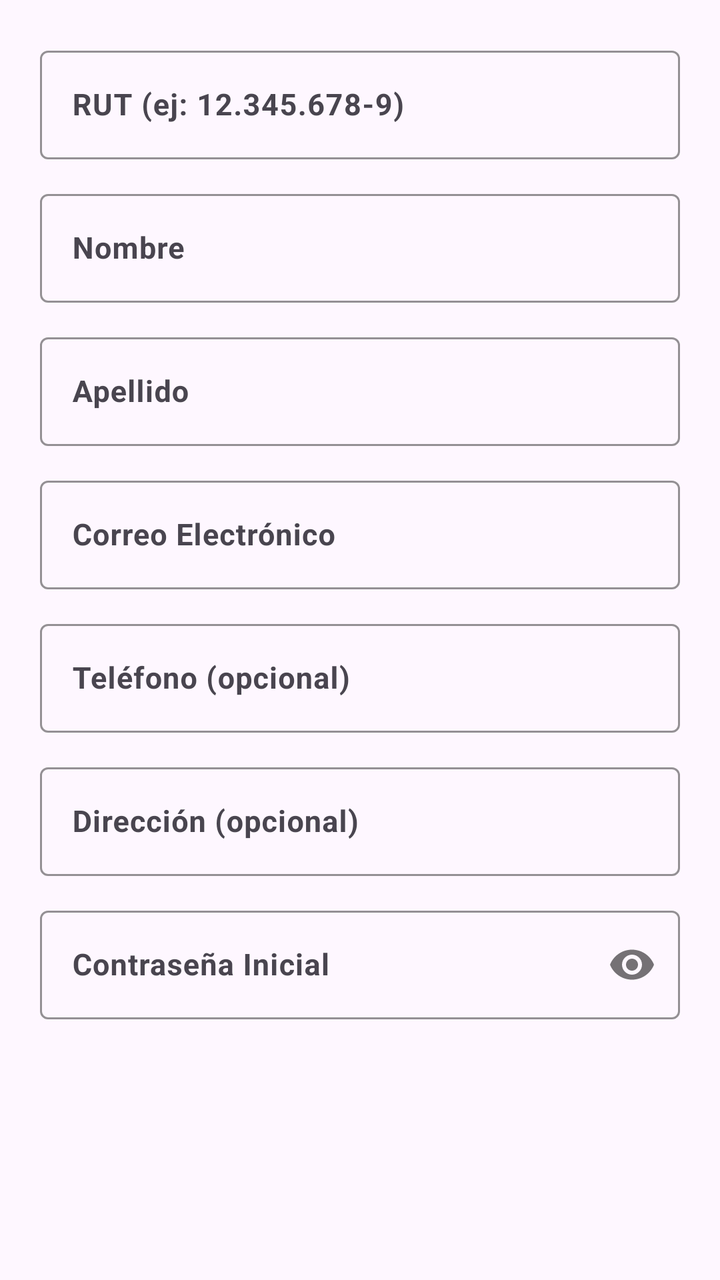
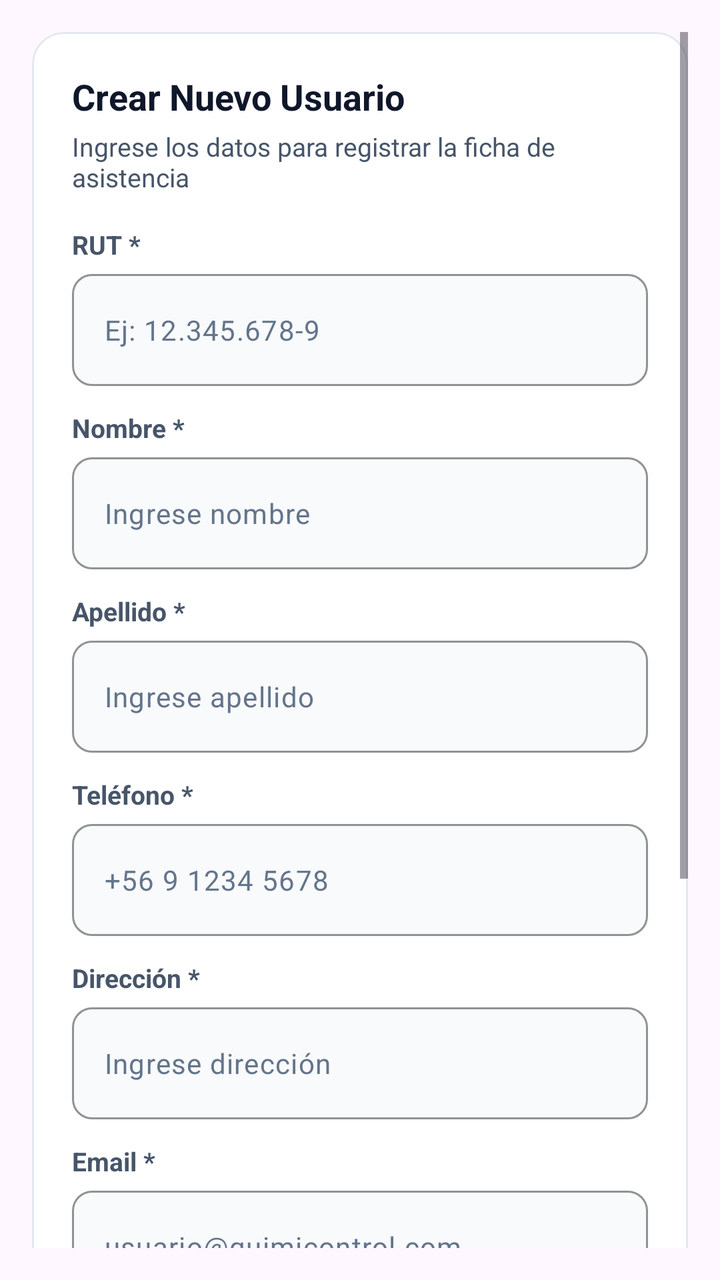

Before-and-after screenshots of an Android layout around one commit, followed by the original layout XML and the change that was made.
<!-- AndroidManifest.xml: application theme Theme.Attendancecontrolclientandroid -->
<!-- res/layout/dialog_add_user.xml -->
<?xml version="1.0" encoding="utf-8"?>
<ScrollView xmlns:android="http://schemas.android.com/apk/res/android"
    xmlns:app="http://schemas.android.com/apk/res-auto"
    android:layout_width="match_parent"
    android:layout_height="wrap_content"
    android:padding="20dp">

    <LinearLayout
        android:layout_width="match_parent"
        android:layout_height="wrap_content"
        android:orientation="vertical">

        <com.google.android.material.textfield.TextInputLayout
            android:id="@+id/tilRut"
            style="@style/Widget.Material3.TextInputLayout.OutlinedBox"
            android:layout_width="match_parent"
            android:layout_height="wrap_content"
            android:layout_marginBottom="12dp"
            app:boxStrokeColor="@color/primary"
            android:hint="RUT (ej: 12.345.678-9)">

            <com.google.android.material.textfield.TextInputEditText
                android:id="@+id/etRut"
                android:layout_width="match_parent"
                android:layout_height="wrap_content"
                android:textColor="@color/text_primary"
                android:textColorHint="@color/text_muted"
                android:textSize="15sp"
                android:textStyle="bold"
                android:inputType="text" />
        </com.google.android.material.textfield.TextInputLayout>

        <com.google.android.material.textfield.TextInputLayout
            android:id="@+id/tilName"
            style="@style/Widget.Material3.TextInputLayout.OutlinedBox"
            android:layout_width="match_parent"
            android:layout_height="wrap_content"
            android:layout_marginBottom="12dp"
            app:boxStrokeColor="@color/primary"
            android:hint="Nombre">

            <com.google.android.material.textfield.TextInputEditText
                android:id="@+id/etName"
                android:layout_width="match_parent"
                android:layout_height="wrap_content"
                android:textColor="@color/text_primary"
                android:textColorHint="@color/text_muted"
                android:textSize="15sp"
                android:textStyle="bold"
                android:inputType="textPersonName" />
        </com.google.android.material.textfield.TextInputLayout>

        <com.google.android.material.textfield.TextInputLayout
            android:id="@+id/tilLastName"
            style="@style/Widget.Material3.TextInputLayout.OutlinedBox"
            android:layout_width="match_parent"
            android:layout_height="wrap_content"
            android:layout_marginBottom="12dp"
            app:boxStrokeColor="@color/primary"
            android:hint="Apellido">

            <com.google.android.material.textfield.TextInputEditText
                android:id="@+id/etLastName"
                android:layout_width="match_parent"
                android:layout_height="wrap_content"
                android:textColor="@color/text_primary"
                android:textColorHint="@color/text_muted"
                android:textSize="15sp"
                android:textStyle="bold"
                android:inputType="textPersonName" />
        </com.google.android.material.textfield.TextInputLayout>

        <com.google.android.material.textfield.TextInputLayout
            android:id="@+id/tilEmail"
            style="@style/Widget.Material3.TextInputLayout.OutlinedBox"
            android:layout_width="match_parent"
            android:layout_height="wrap_content"
            android:layout_marginBottom="12dp"
            app:boxStrokeColor="@color/primary"
            android:hint="Correo Electrónico">

            <com.google.android.material.textfield.TextInputEditText
                android:id="@+id/etEmail"
                android:layout_width="match_parent"
                android:layout_height="wrap_content"
                android:textColor="@color/text_primary"
                android:textColorHint="@color/text_muted"
                android:textSize="15sp"
                android:textStyle="bold"
                android:inputType="textEmailAddress" />
        </com.google.android.material.textfield.TextInputLayout>

        <com.google.android.material.textfield.TextInputLayout
            android:id="@+id/tilPhone"
            style="@style/Widget.Material3.TextInputLayout.OutlinedBox"
            android:layout_width="match_parent"
            android:layout_height="wrap_content"
            android:layout_marginBottom="12dp"
            app:boxStrokeColor="@color/primary"
            android:hint="Teléfono (opcional)">

            <com.google.android.material.textfield.TextInputEditText
                android:id="@+id/etPhone"
                android:layout_width="match_parent"
                android:layout_height="wrap_content"
                android:textColor="@color/text_primary"
                android:textColorHint="@color/text_muted"
                android:textSize="15sp"
                android:textStyle="bold"
                android:inputType="phone" />
        </com.google.android.material.textfield.TextInputLayout>

        <com.google.android.material.textfield.TextInputLayout
            android:id="@+id/tilAddress"
            style="@style/Widget.Material3.TextInputLayout.OutlinedBox"
            android:layout_width="match_parent"
            android:layout_height="wrap_content"
            android:layout_marginBottom="12dp"
            app:boxStrokeColor="@color/primary"
            android:hint="Dirección (opcional)">

            <com.google.android.material.textfield.TextInputEditText
                android:id="@+id/etAddress"
                android:layout_width="match_parent"
                android:layout_height="wrap_content"
                android:textColor="@color/text_primary"
                android:textColorHint="@color/text_muted"
                android:textSize="15sp"
                android:textStyle="bold"
                android:inputType="textPostalAddress" />
        </com.google.android.material.textfield.TextInputLayout>

        <com.google.android.material.textfield.TextInputLayout
            android:id="@+id/tilPassword"
            style="@style/Widget.Material3.TextInputLayout.OutlinedBox"
            android:layout_width="match_parent"
            android:layout_height="wrap_content"
            app:boxStrokeColor="@color/primary"
            app:passwordToggleEnabled="true"
            android:hint="Contraseña Inicial">

            <com.google.android.material.textfield.TextInputEditText
                android:id="@+id/etPassword"
                android:layout_width="match_parent"
                android:layout_height="wrap_content"
                android:textColor="@color/text_primary"
                android:textColorHint="@color/text_muted"
                android:textSize="15sp"
                android:textStyle="bold"
                android:inputType="textPassword" />
        </com.google.android.material.textfield.TextInputLayout>

    </LinearLayout>
</ScrollView>
<!-- resources referenced by this layout -->
<resources>
  <color name="primary">#059669</color>
  <color name="text_muted">#94A3B8</color>
  <color name="text_primary">#0F172A</color>
  <style name="Theme.Attendancecontrolclientandroid" parent="Base.Theme.Attendancecontrolclientandroid" />
  <style name="Base.Theme.Attendancecontrolclientandroid" parent="Theme.Material3.DayNight.NoActionBar">
          
          <item name="colorPrimary">@color/primary</item>
          <item name="colorOnPrimary">@color/white</item>
          <item name="android:statusBarColor">@color/primary</item>
      </style>
  <color name="white">#FFFFFFFF</color>
</resources>

<!-- the commit's change to res/layout/dialog_add_user.xml (unified diff, before → after) -->
@@ -3,152 +3,327 @@
     xmlns:app="http://schemas.android.com/apk/res-auto"
     android:layout_width="match_parent"
     android:layout_height="wrap_content"
-    android:padding="20dp">
-
-    <LinearLayout
+    android:padding="16dp">
+
+    
+    <com.google.android.material.card.MaterialCardView
         android:layout_width="match_parent"
         android:layout_height="wrap_content"
-        android:orientation="vertical">
-
-        <com.google.android.material.textfield.TextInputLayout
-            android:id="@+id/tilRut"
-            style="@style/Widget.Material3.TextInputLayout.OutlinedBox"
+        app:cardBackgroundColor="@color/card_surface"
+        app:cardCornerRadius="16dp"
+        app:cardElevation="0dp"
+        app:strokeColor="@color/border_color"
+        app:strokeWidth="1dp">
+
+        <LinearLayout
             android:layout_width="match_parent"
             android:layout_height="wrap_content"
-            android:layout_marginBottom="12dp"
-            app:boxStrokeColor="@color/primary"
-            android:hint="RUT (ej: 12.345.678-9)">
-
-            <com.google.android.material.textfield.TextInputEditText
-                android:id="@+id/etRut"
-                android:layout_width="match_parent"
-                android:layout_height="wrap_content"
+            android:orientation="vertical"
+            android:padding="20dp">
+
+            
+            <TextView
+                android:id="@+id/tvDialogTitle"
+                android:layout_width="match_parent"
+                android:layout_height="wrap_content"
+                android:text="Crear Nuevo Usuario"
                 android:textColor="@color/text_primary"
-                android:textColorHint="@color/text_muted"
+                android:textSize="18sp"
+                android:textStyle="bold" />
+
+            <TextView
+                android:id="@+id/tvDialogSubtitle"
+                android:layout_width="match_parent"
+                android:layout_height="wrap_content"
+                android:layout_marginTop="4dp"
+                android:layout_marginBottom="16dp"
+                android:text="Ingrese los datos para registrar la ficha de asistencia"
+                android:textColor="@color/text_dark_label"
+                android:textSize="13sp" />
+
+            
+            <TextView
+                android:layout_width="wrap_content"
+                android:layout_height="wrap_content"
+                android:layout_marginBottom="6dp"
+                android:text="RUT *"
+                android:textColor="@color/text_dark_label"
+                android:textSize="13sp"
+                android:textStyle="bold" />
+
+            <com.google.android.material.textfield.TextInputLayout
+                android:id="@+id/tilRut"
+                style="@style/Widget.Material3.TextInputLayout.OutlinedBox"
+                android:layout_width="match_parent"
+                android:layout_height="wrap_content"
+                android:layout_marginBottom="12dp"
+                app:boxBackgroundColor="@color/bg_screen"
+                app:boxCornerRadiusBottomEnd="10dp"
+                app:boxCornerRadiusBottomStart="10dp"
+                app:boxCornerRadiusTopEnd="10dp"
+                app:boxCornerRadiusTopStart="10dp"
+                app:boxStrokeColor="@color/primary"
+                app:hintEnabled="false">
+
+                <com.google.android.material.textfield.TextInputEditText
+                    android:id="@+id/etRut"
+                    android:layout_width="match_parent"
+                    android:layout_height="56dp"
+                    android:hint="Ej: 12.345.678-9"
+                    android:inputType="text"
+                    android:textColor="@color/text_primary"
+                    android:textColorHint="@color/text_secondary"
+                    android:textSize="14sp" />
+            </com.google.android.material.textfield.TextInputLayout>
+
+            
+            <TextView
+                android:layout_width="wrap_content"
+                android:layout_height="wrap_content"
+                android:layout_marginBottom="6dp"
+                android:text="Nombre *"
+                android:textColor="@color/text_dark_label"
+                android:textSize="13sp"
+                android:textStyle="bold" />
+
+            <com.google.android.material.textfield.TextInputLayout
+                android:id="@+id/tilName"
+                style="@style/Widget.Material3.TextInputLayout.OutlinedBox"
+                android:layout_width="match_parent"
+                android:layout_height="wrap_content"
+                android:layout_marginBottom="12dp"
+                app:boxBackgroundColor="@color/bg_screen"
+                app:boxCornerRadiusBottomEnd="10dp"
+                app:boxCornerRadiusBottomStart="10dp"
+                app:boxCornerRadiusTopEnd="10dp"
+                app:boxCornerRadiusTopStart="10dp"
+                app:boxStrokeColor="@color/primary"
+                app:hintEnabled="false">
+
+                <com.google.android.material.textfield.TextInputEditText
+                    android:id="@+id/etName"
+                    android:layout_width="match_parent"
+                    android:layout_height="56dp"
+                    android:hint="Ingrese nombre"
+                    android:inputType="textPersonName"
+                    android:textColor="@color/text_primary"
+                    android:textColorHint="@color/text_secondary"
+                    android:textSize="14sp" />
+            </com.google.android.material.textfield.TextInputLayout>
+
+            
+            <TextView
+                android:layout_width="wrap_content"
+                android:layout_height="wrap_content"
+                android:layout_marginBottom="6dp"
+                android:text="Apellido *"
+                android:textColor="@color/text_dark_label"
+                android:textSize="13sp"
+                android:textStyle="bold" />
+
+            <com.google.android.material.textfield.TextInputLayout
+                android:id="@+id/tilLastName"
+                style="@style/Widget.Material3.TextInputLayout.OutlinedBox"
+                android:layout_width="match_parent"
+                android:layout_height="wrap_content"
+                android:layout_marginBottom="12dp"
+                app:boxBackgroundColor="@color/bg_screen"
+                app:boxCornerRadiusBottomEnd="10dp"
+                app:boxCornerRadiusBottomStart="10dp"
+                app:boxCornerRadiusTopEnd="10dp"
+                app:boxCornerRadiusTopStart="10dp"
+                app:boxStrokeColor="@color/primary"
+                app:hintEnabled="false">
+
+                <com.google.android.material.textfield.TextInputEditText
+                    android:id="@+id/etLastName"
+                    android:layout_width="match_parent"
+                    android:layout_height="56dp"
+                    android:hint="Ingrese apellido"
+                    android:inputType="textPersonName"
+                    android:textColor="@color/text_primary"
+                    android:textColorHint="@color/text_secondary"
+                    android:textSize="14sp" />
+            </com.google.android.material.textfield.TextInputLayout>
+
+            
+            <TextView
+                android:layout_width="wrap_content"
+                android:layout_height="wrap_content"
+                android:layout_marginBottom="6dp"
+                android:text="Teléfono *"
+                android:textColor="@color/text_dark_label"
+                android:textSize="13sp"
+                android:textStyle="bold" />
+
+            <com.google.android.material.textfield.TextInputLayout
+                android:id="@+id/tilPhone"
+                style="@style/Widget.Material3.TextInputLayout.OutlinedBox"
+                android:layout_width="match_parent"
+                android:layout_height="wrap_content"
+                android:layout_marginBottom="12dp"
+                app:boxBackgroundColor="@color/bg_screen"
+                app:boxCornerRadiusBottomEnd="10dp"
+                app:boxCornerRadiusBottomStart="10dp"
+                app:boxCornerRadiusTopEnd="10dp"
+                app:boxCornerRadiusTopStart="10dp"
+                app:boxStrokeColor="@color/primary"
+                app:hintEnabled="false">
+
+                <com.google.android.material.textfield.TextInputEditText
+                    android:id="@+id/etPhone"
+                    android:layout_width="match_parent"
+                    android:layout_height="56dp"
+                    android:hint="+56 9 1234 5678"
+                    android:inputType="phone"
+                    android:textColor="@color/text_primary"
+                    android:textColorHint="@color/text_secondary"
+                    android:textSize="14sp" />
+            </com.google.android.material.textfield.TextInputLayout>
+
+            
+            <TextView
+                android:layout_width="wrap_content"
+                android:layout_height="wrap_content"
+                android:layout_marginBottom="6dp"
+                android:text="Dirección *"
+                android:textColor="@color/text_dark_label"
+                android:textSize="13sp"
+                android:textStyle="bold" />
+
+            <com.google.android.material.textfield.TextInputLayout
+                android:id="@+id/tilAddress"
+                style="@style/Widget.Material3.TextInputLayout.OutlinedBox"
+                android:layout_width="match_parent"
+                android:layout_height="wrap_content"
+                android:layout_marginBottom="12dp"
+                app:boxBackgroundColor="@color/bg_screen"
+                app:boxCornerRadiusBottomEnd="10dp"
+                app:boxCornerRadiusBottomStart="10dp"
+                app:boxCornerRadiusTopEnd="10dp"
+                app:boxCornerRadiusTopStart="10dp"
+                app:boxStrokeColor="@color/primary"
+                app:hintEnabled="false">
+
+                <com.google.android.material.textfield.TextInputEditText
+                    android:id="@+id/etAddress"
+                    android:layout_width="match_parent"
+                    android:layout_height="56dp"
+                    android:hint="Ingrese dirección"
+                    android:inputType="textPostalAddress"
+                    android:textColor="@color/text_primary"
+                    android:textColorHint="@color/text_secondary"
+                    android:textSize="14sp" />
+            </com.google.android.material.textfield.TextInputLayout>
+
+            
+            <TextView
+                android:layout_width="wrap_content"
+                android:layout_height="wrap_content"
+                android:layout_marginBottom="6dp"
+                android:text="Email *"
+                android:textColor="@color/text_dark_label"
+                android:textSize="13sp"
+                android:textStyle="bold" />
+
+            <com.google.android.material.textfield.TextInputLayout
+                android:id="@+id/tilEmail"
+                style="@style/Widget.Material3.TextInputLayout.OutlinedBox"
+                android:layout_width="match_parent"
+                android:layout_height="wrap_content"
+                android:layout_marginBottom="12dp"
+                app:boxBackgroundColor="@color/bg_screen"
+                app:boxCornerRadiusBottomEnd="10dp"
+                app:boxCornerRadiusBottomStart="10dp"
+                app:boxCornerRadiusTopEnd="10dp"
+                app:boxCornerRadiusTopStart="10dp"
+                app:boxStrokeColor="@color/primary"
+                app:hintEnabled="false">
+
+                <com.google.android.material.textfield.TextInputEditText
+                    android:id="@+id/etEmail"
+                    android:layout_width="match_parent"
+                    android:layout_height="56dp"
+                    android:hint="usuario@quimicontrol.com"
+                    android:inputType="textEmailAddress"
+                    android:textColor="@color/text_primary"
+                    android:textColorHint="@color/text_secondary"
+                    android:textSize="14sp" />
+            </com.google.android.material.textfield.TextInputLayout>
+
+            
+            <com.google.android.material.textfield.TextInputLayout
+                android:id="@+id/tilPassword"
+                style="@style/Widget.Material3.TextInputLayout.OutlinedBox"
+                android:layout_width="match_parent"
+                android:layout_height="wrap_content"
+                android:layout_marginBottom="12dp"
+                app:boxBackgroundColor="@color/bg_screen"
+                app:boxCornerRadiusBottomEnd="10dp"
+                app:boxCornerRadiusBottomStart="10dp"
+                app:boxCornerRadiusTopEnd="10dp"
+                app:boxCornerRadiusTopStart="10dp"
+                app:boxStrokeColor="@color/primary"
+                app:hintEnabled="false"
+                app:passwordToggleEnabled="true">
+
+                <TextView
+                    android:layout_width="wrap_content"
+                    android:layout_height="wrap_content"
+                    android:layout_marginBottom="6dp"
+                    android:text="Contraseña *"
+                    android:textColor="@color/text_dark_label"
+                    android:textSize="13sp"
+                    android:textStyle="bold" />
+
+                <com.google.android.material.textfield.TextInputEditText
+                    android:id="@+id/etPassword"
+                    android:layout_width="match_parent"
+                    android:layout_height="56dp"
+                    android:hint="••••••••"
+                    android:inputType="textPassword"
+                    android:textColor="@color/text_primary"
+                    android:textColorHint="@color/text_secondary"
+                    android:textSize="14sp" />
+            </com.google.android.material.textfield.TextInputLayout>
+
+            <TextView
+                android:layout_width="match_parent"
+                android:layout_height="wrap_content"
+                android:layout_marginBottom="16dp"
+                android:text="Todos los campos marcados con (*) son obligatorios"
+                android:textColor="@color/text_secondary"
+                android:textSize="12sp" />
+
+            
+            <com.google.android.material.button.MaterialButton
+                android:id="@+id/btnCreateUser"
+                android:layout_width="match_parent"
+                android:layout_height="52dp"
+                android:backgroundTint="@color/primary"
+                android:text="Crear Usuario"
+                android:textColor="@color/white"
                 android:textSize="15sp"
                 android:textStyle="bold"
-                android:inputType="text" />
-        </com.google.android.material.textfield.TextInputLayout>
-
-        <com.google.android.material.textfield.TextInputLayout
-            android:id="@+id/tilName"
-            style="@style/Widget.Material3.TextInputLayout.OutlinedBox"
-            android:layout_width="match_parent"
-            android:layout_height="wrap_content"
-            android:layout_marginBottom="12dp"
-            app:boxStrokeColor="@color/primary"
-            android:hint="Nombre">
-
-            <com.google.android.material.textfield.TextInputEditText
-                android:id="@+id/etName"
-                android:layout_width="match_parent"
-                android:layout_height="wrap_content"
-                android:textColor="@color/text_primary"
-                android:textColorHint="@color/text_muted"
+                app:cornerRadius="10dp" />
+
+            
+            <com.google.android.material.button.MaterialButton
+                android:id="@+id/btnCancelUser"
+                style="@style/Widget.Material3.Button.OutlinedButton"
+                android:layout_width="match_parent"
+                android:layout_height="52dp"
+                android:layout_marginTop="8dp"
+                android:insetTop="0dp"
+                android:insetBottom="0dp"
+                android:text="Cancelar"
+                android:textColor="@color/text_dark_label"
                 android:textSize="15sp"
                 android:textStyle="bold"
-                android:inputType="textPersonName" />
-        </com.google.android.material.textfield.TextInputLayout>
-
-        <com.google.android.material.textfield.TextInputLayout
-            android:id="@+id/tilLastName"
-            style="@style/Widget.Material3.TextInputLayout.OutlinedBox"
-            android:layout_width="match_parent"
-            android:layout_height="wrap_content"
-            android:layout_marginBottom="12dp"
-            app:boxStrokeColor="@color/primary"
-            android:hint="Apellido">
-
-            <com.google.android.material.textfield.TextInputEditText
-                android:id="@+id/etLastName"
-                android:layout_width="match_parent"
-                android:layout_height="wrap_content"
-                android:textColor="@color/text_primary"
-                android:textColorHint="@color/text_muted"
-                android:textSize="15sp"
-                android:textStyle="bold"
-                android:inputType="textPersonName" />
-        </com.google.android.material.textfield.TextInputLayout>
-
-        <com.google.android.material.textfield.TextInputLayout
-            android:id="@+id/tilEmail"
-            style="@style/Widget.Material3.TextInputLayout.OutlinedBox"
-            android:layout_width="match_parent"
-            android:layout_height="wrap_content"
-            android:layout_marginBottom="12dp"
-            app:boxStrokeColor="@color/primary"
-            android:hint="Correo Electrónico">
-
-            <com.google.android.material.textfield.TextInputEditText
-                android:id="@+id/etEmail"
-                android:layout_width="match_parent"
-                android:layout_height="wrap_content"
-                android:textColor="@color/text_primary"
-                android:textColorHint="@color/text_muted"
-                android:textSize="15sp"
-                android:textStyle="bold"
-                android:inputType="textEmailAddress" />
-        </com.google.android.material.textfield.TextInputLayout>
-
-        <com.google.android.material.textfield.TextInputLayout
-            android:id="@+id/tilPhone"
-            style="@style/Widget.Material3.TextInputLayout.OutlinedBox"
-            android:layout_width="match_parent"
-            android:layout_height="wrap_content"
-            android:layout_marginBottom="12dp"
-            app:boxStrokeColor="@color/primary"
-            android:hint="Teléfono (opcional)">
-
-            <com.google.android.material.textfield.TextInputEditText
-                android:id="@+id/etPhone"
-                android:layout_width="match_parent"
-                android:layout_height="wrap_content"
-                android:textColor="@color/text_primary"
-                android:textColorHint="@color/text_muted"
-                android:textSize="15sp"
-                android:textStyle="bold"
-                android:inputType="phone" />
-        </com.google.android.material.textfield.TextInputLayout>
-
-        <com.google.android.material.textfield.TextInputLayout
-            android:id="@+id/tilAddress"
-            style="@style/Widget.Material3.TextInputLayout.OutlinedBox"
-            android:layout_width="match_parent"
-            android:layout_height="wrap_content"
-            android:layout_marginBottom="12dp"
-            app:boxStrokeColor="@color/primary"
-            android:hint="Dirección (opcional)">
-
-            <com.google.android.material.textfield.TextInputEditText
-                android:id="@+id/etAddress"
-                android:layout_width="match_parent"
-                android:layout_height="wrap_content"
-                android:textColor="@color/text_primary"
-                android:textColorHint="@color/text_muted"
-                android:textSize="15sp"
-                android:textStyle="bold"
-                android:inputType="textPostalAddress" />
-        </com.google.android.material.textfield.TextInputLayout>
-
-        <com.google.android.material.textfield.TextInputLayout
-            android:id="@+id/tilPassword"
-            style="@style/Widget.Material3.TextInputLayout.OutlinedBox"
-            android:layout_width="match_parent"
-            android:layout_height="wrap_content"
-            app:boxStrokeColor="@color/primary"
-            app:passwordToggleEnabled="true"
-            android:hint="Contraseña Inicial">
-
-            <com.google.android.material.textfield.TextInputEditText
-                android:id="@+id/etPassword"
-                android:layout_width="match_parent"
-                android:layout_height="wrap_content"
-                android:textColor="@color/text_primary"
-                android:textColorHint="@color/text_muted"
-                android:textSize="15sp"
-                android:textStyle="bold"
-                android:inputType="textPassword" />
-        </com.google.android.material.textfield.TextInputLayout>
-
-    </LinearLayout>
+                app:cornerRadius="10dp"
+                app:strokeColor="@color/border_color" />
+
+        </LinearLayout>
+    </com.google.android.material.card.MaterialCardView>
+
 </ScrollView>
<!-- resource entries referenced after the edit -->
@@ -1,15 +1,24 @@
 <!-- resources referenced by this layout -->
 <resources>
-  <color name="primary">#059669</color>
-  <color name="text_muted">#94A3B8</color>
+  <color name="bg_screen">#F8FAFC</color>
+  <color name="border_color">#E2E8F0</color>
+  <color name="card_surface">#FFFFFF</color>
+  <color name="primary">#0F766E</color>
+  <color name="text_dark_label">#475569</color>
   <color name="text_primary">#0F172A</color>
+  <color name="text_secondary">#64748B</color>
   <style name="Theme.Attendancecontrolclientandroid" parent="Base.Theme.Attendancecontrolclientandroid" />
-  <style name="Base.Theme.Attendancecontrolclientandroid" parent="Theme.Material3.DayNight.NoActionBar">
-          
+  <style name="Base.Theme.Attendancecontrolclientandroid" parent="Theme.Material3.Light.NoActionBar">
           <item name="colorPrimary">@color/primary</item>
           <item name="colorOnPrimary">@color/white</item>
-          <item name="android:statusBarColor">@color/primary</item>
+          <item name="colorSecondaryContainer">@color/primary_light</item>
+          <item name="colorOnSecondaryContainer">@color/primary</item>
+          <item name="android:statusBarColor">@color/card_surface</item>
+          <item name="android:windowLightStatusBar">true</item>
+          <item name="android:navigationBarColor">@color/card_surface</item>
+          <item name="android:windowLightNavigationBar" tools:targetApi="o_mr1">true</item>
       </style>
+  <color name="primary_light">#CCFBF1</color>
   <color name="white">#FFFFFFFF</color>
 </resources>
 
